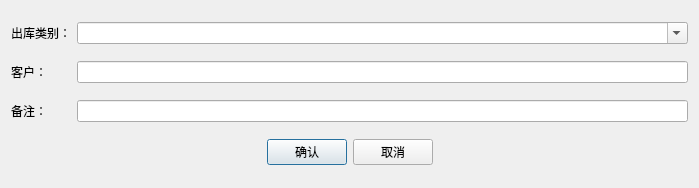
This is warehouse/views/editproductputoutpaper.ui in zxcvbnmz0x/gmpsystem as Qt 5 draws it before an edit. The edited form follows.
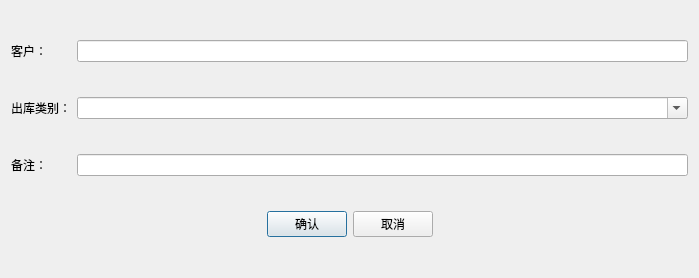
This is the edited form. Custom widgets are drawn as their Qt base class.

Commit message: 增加产品出库模块

```diff
--- a/warehouse/views/editproductputoutpaper.ui
+++ b/warehouse/views/editproductputoutpaper.ui
@@ -7,38 +7,31 @@
     <x>0</x>
     <y>0</y>
     <width>699</width>
-    <height>188</height>
+    <height>278</height>
    </rect>
   </property>
   <property name="windowTitle">
    <string>Dialog</string>
   </property>
   <layout class="QGridLayout" name="gridLayout">
-   <item row="0" column="0">
-    <widget class="QLabel" name="label_2">
-     <property name="text">
-      <string>出库类别：</string>
-     </property>
-    </widget>
-   </item>
-   <item row="1" column="0">
-    <widget class="QLabel" name="label_3">
-     <property name="text">
-      <string>客户：</string>
-     </property>
-    </widget>
-   </item>
-   <item row="2" column="0">
+   <item row="3" column="0">
     <widget class="QLabel" name="label_4">
      <property name="text">
       <string>备注：</string>
      </property>
     </widget>
    </item>
-   <item row="1" column="1">
-    <widget class="ComboLine" name="lineEdit_client"/>
+   <item row="3" column="1">
+    <widget class="QLineEdit" name="lineEdit_remark"/>
    </item>
-   <item row="3" column="0" colspan="2">
+   <item row="1" column="0">
+    <widget class="QLabel" name="label_2">
+     <property name="text">
+      <string>出库类别：</string>
+     </property>
+    </widget>
+   </item>
+   <item row="4" column="0" colspan="2">
     <layout class="QHBoxLayout" name="horizontalLayout">
      <item>
       <spacer name="horizontalSpacer_2">
@@ -82,16 +75,23 @@
      </item>
     </layout>
    </item>
-   <item row="2" column="1">
-    <widget class="QLineEdit" name="lineEdit_remark"/>
-   </item>
-   <item row="0" column="1">
-    <widget class="QComboBox" name="comboBoxiokind">
+   <item row="1" column="1">
+    <widget class="QComboBox" name="comboBox_pokind">
      <property name="editable">
       <bool>true</bool>
      </property>
     </widget>
    </item>
+   <item row="0" column="0">
+    <widget class="QLabel" name="label_3">
+     <property name="text">
+      <string>客户：</string>
+     </property>
+    </widget>
+   </item>
+   <item row="0" column="1">
+    <widget class="ComboLine" name="lineEdit_client"/>
+   </item>
   </layout>
  </widget>
  <customwidgets>
```
Left out of the diff: 13 changed lines with no effect on the pictures. The commit also changes 40 other files.
